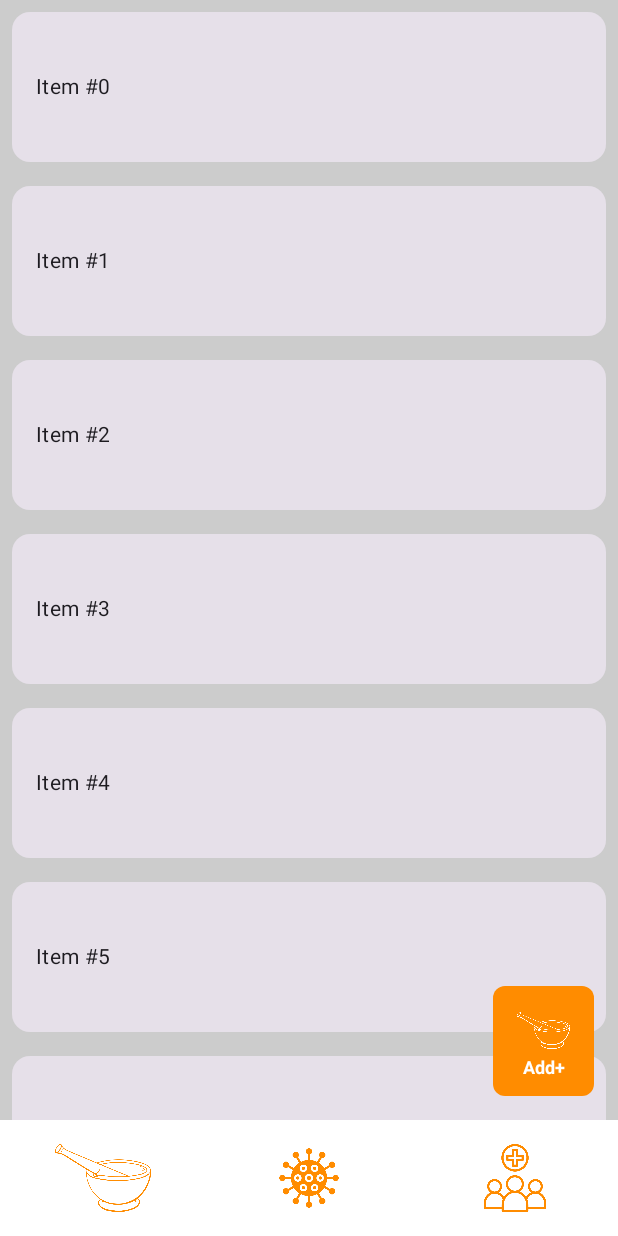
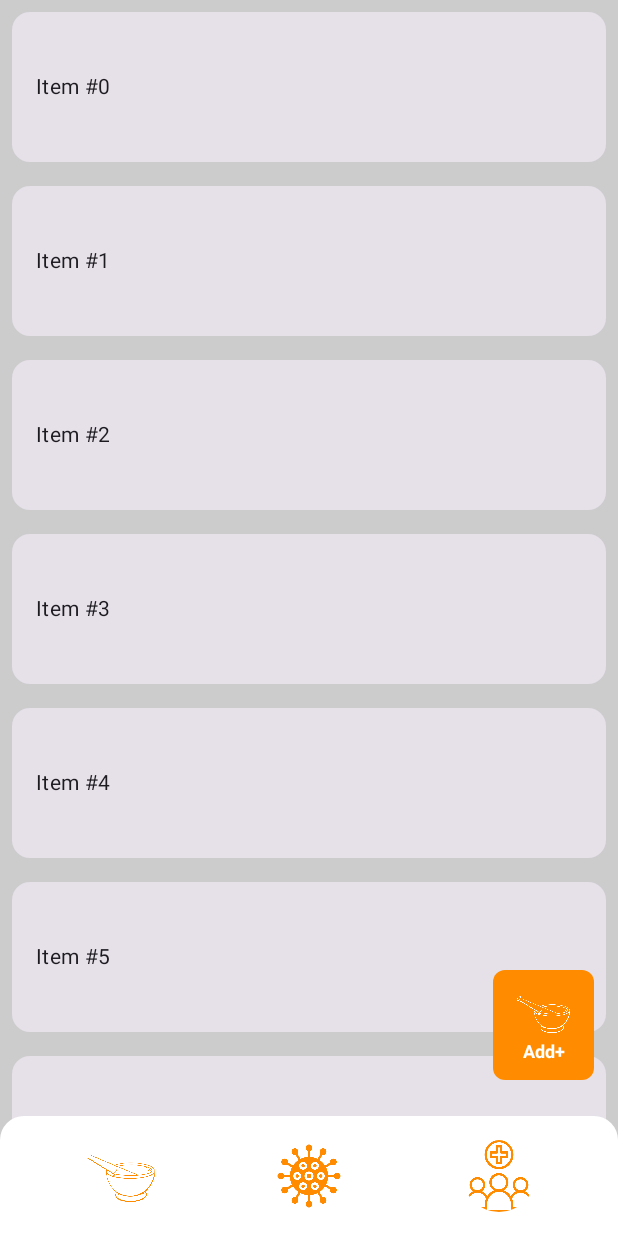
Before and after one commit to jaymaurya1256/Aushadhi, an Android app built with Jetpack Compose: the @Preview function PreviewDynamicCardList, on a phone screen of 412 x 824 dp. Run offline under Robolectric (Android 15) with nearby library versions, the phone set to English and light mode, and no system bars.

Commit message:
fix insets and bottom bar

```diff
--- a/app/src/main/java/dev/vedics/aushadhi/MainActivity.kt
+++ b/app/src/main/java/dev/vedics/aushadhi/MainActivity.kt
@@ -47,11 +47,3 @@ class MainActivity : ComponentActivity() {
         }
     }
 }
-
-
-@Preview(showBackground = true)
-@Composable
-fun AushadhiPreview() {
-    val navController = rememberNavController()
-    AushadhiScreen(items = List(20) { "Item #$it" }, 100.dp, navController)
-}
--- a/app/src/main/java/dev/vedics/aushadhi/ui/components/BottomBar.kt
+++ b/app/src/main/java/dev/vedics/aushadhi/ui/components/BottomBar.kt
@@ -1,9 +1,12 @@
 package dev.vedics.aushadhi.ui.components
 
 import androidx.compose.foundation.background
+import androidx.compose.foundation.border
 import androidx.compose.foundation.clickable
+import androidx.compose.foundation.layout.Arrangement
 import androidx.compose.foundation.layout.Row
 import androidx.compose.foundation.layout.fillMaxWidth
+import androidx.compose.foundation.layout.navigationBarsPadding
 import androidx.compose.foundation.layout.padding
 import androidx.compose.foundation.layout.size
 import androidx.compose.foundation.layout.wrapContentHeight
@@ -27,18 +30,18 @@ import dev.vedics.aushadhi.utils.PATIENT_SCREEN
 fun BottomNavigationBar(navController: NavController, modifier: Modifier = Modifier) {
     Row(
         modifier = modifier
-            .wrapContentHeight()
+            .background(Color.Transparent)
             .fillMaxWidth()
-            .clip(
-                RoundedCornerShape(size = 16.dp)
-            )
-            .background(Color.White)
+            .background(Color.White, RoundedCornerShape(
+                topStart = 16.dp, topEnd = 16.dp
+            ))
+            .navigationBarsPadding()
+            .padding(16.dp),
+        horizontalArrangement = Arrangement.SpaceAround
     ) {
         Icon(
             modifier = Modifier
-                .weight(1f)
-                .padding(16.dp)
-                .size(45.dp)
+                .size(48.dp)
                 .clip(CircleShape)
                 .clickable {
                     navController.navigate(AUSHADHI_SCREEN)
@@ -49,9 +52,7 @@ fun BottomNavigationBar(navController: NavController, modifier: Modifier = Modif
         )
         Icon(
             modifier = Modifier
-                .weight(1f)
-                .padding(16.dp)
-                .size(45.dp)
+                .size(48.dp)
                 .clip(CircleShape)
                 .clickable {
                     navController.navigate(DISEASE_SCREEN)
@@ -62,9 +63,7 @@ fun BottomNavigationBar(navController: NavController, modifier: Modifier = Modif
         )
         Icon(
             modifier = Modifier
-                .weight(1f)
-                .padding(16.dp)
-                .size(45.dp)
+                .size(48.dp)
                 .clip(CircleShape)
                 .clickable {
                     navController.navigate(PATIENT_SCREEN)
--- a/app/src/main/java/dev/vedics/aushadhi/ui/screens/aushadhi/Aushadhi.kt
+++ b/app/src/main/java/dev/vedics/aushadhi/ui/screens/aushadhi/Aushadhi.kt
@@ -4,14 +4,14 @@ import android.util.Log
 import androidx.compose.foundation.background
 import androidx.compose.foundation.layout.Box
 import androidx.compose.foundation.layout.Column
+import androidx.compose.foundation.layout.PaddingValues
 import androidx.compose.foundation.layout.WindowInsets
 import androidx.compose.foundation.layout.fillMaxSize
 import androidx.compose.foundation.layout.fillMaxWidth
 import androidx.compose.foundation.layout.height
-import androidx.compose.foundation.layout.navigationBars
 import androidx.compose.foundation.layout.padding
+import androidx.compose.foundation.layout.systemBars
 import androidx.compose.foundation.layout.systemBarsPadding
-import androidx.compose.foundation.layout.windowInsetsPadding
 import androidx.compose.foundation.lazy.LazyColumn
 import androidx.compose.foundation.lazy.items
 import androidx.compose.material3.Card
@@ -35,47 +35,45 @@ import androidx.navigation.compose.rememberNavController
 import dev.vedics.aushadhi.ui.components.AddButton
 import dev.vedics.aushadhi.ui.components.BottomNavigationBar
 import dev.vedics.aushadhi.utils.ButtonType
-import kotlin.coroutines.coroutineContext
 
 private const val TAG = "Aushadhi"
 
 @Composable
 fun AushadhiScreen(items: List<String>, itemHeight: Dp, navController: NavController) {
 
-    val density = LocalDensity.current
-    var bottomNavHeight by remember {
-        mutableIntStateOf(80)
-    }
+    var bottomNavHeight by remember { mutableIntStateOf(0) }
 
-    Column(
-        modifier = Modifier.systemBarsPadding()
+    with(LocalDensity.current) {
+        Box(
+            modifier = Modifier.fillMaxSize()
         ) {
             LazyColumn(
                 modifier = Modifier
                     .fillMaxSize()
-                .weight(1f)
-                .background(Color.LightGray)
+                    .background(Color.LightGray),
+                contentPadding = PaddingValues(
+                    top = WindowInsets.systemBars.getTop(this@with).toDp(),
+                    bottom = bottomNavHeight.toDp()
+                )
             ) {
                 items(items) { item ->
                     Item(item, itemHeight)
                 }
             }
+
             BottomNavigationBar(
                 navController = navController,
-            modifier = Modifier.onGloballyPositioned {
-                bottomNavHeight = (it.size.height / density.density).toInt()
-            })
+                modifier = Modifier
+                    .align(Alignment.BottomCenter)
+                    .onGloballyPositioned { bottomNavHeight = it.size.height }
+            )
 
-    }
-    Box(modifier = Modifier.fillMaxSize()) {
             AddButton(
                 text = "Add+", category = ButtonType.ADD_AUSHADHI, modifier = Modifier
                     .align(Alignment.BottomEnd)
-                .windowInsetsPadding(WindowInsets.navigationBars)
-                .padding(vertical = bottomNavHeight.dp)
+                    .padding(vertical = bottomNavHeight.toDp() + 8.dp)
                     .padding(16.dp)
-        ) {
-
+            )
         }
     }
 }
```
Lines whose indentation alone changed are shown as unchanged.
